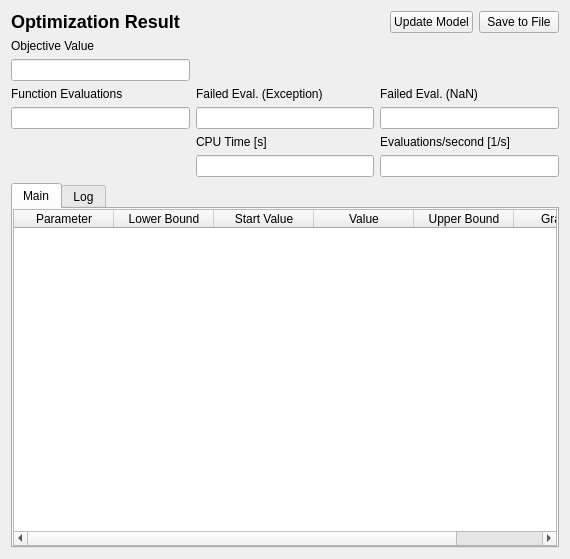
Qt form copasi/UI/CQOptimizationResult.ui (copasi/COPASI) before a commit.
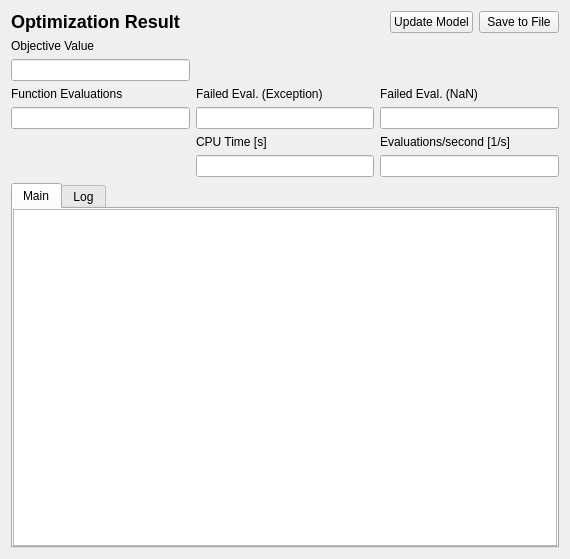
The same form after that commit. Custom widgets are drawn as their Qt base class.

Commit message: - use parameter result item model for optimization result as well

The edit to the form file:
```diff
--- a/copasi/UI/CQOptimizationResult.ui
+++ b/copasi/UI/CQOptimizationResult.ui
@@ -194,7 +194,7 @@
      <property name="currentIndex">
       <number>0</number>
      </property>
-     <widget class="QTableWidget" name="mpParameters">
+     <widget class="QTableView" name="mpParameters">
       <property name="editTriggers">
        <set>QAbstractItemView::NoEditTriggers</set>
       </property>
@@ -204,36 +204,6 @@
       <attribute name="title">
        <string>Main</string>
       </attribute>
-      <column>
-       <property name="text">
-        <string>Parameter</string>
-       </property>
-      </column>
-      <column>
-       <property name="text">
-        <string>Lower Bound</string>
-       </property>
-      </column>
-      <column>
-       <property name="text">
-        <string>Start Value</string>
-       </property>
-      </column>
-      <column>
-       <property name="text">
-        <string>Value</string>
-       </property>
-      </column>
-      <column>
-       <property name="text">
-        <string>Upper Bound</string>
-       </property>
-      </column>
-      <column>
-       <property name="text">
-        <string>Gradient</string>
-       </property>
-      </column>
      </widget>
      <widget class="QWidget" name="mpLogPage">
       <attribute name="title">
```
The commit also changes 2 other files.
